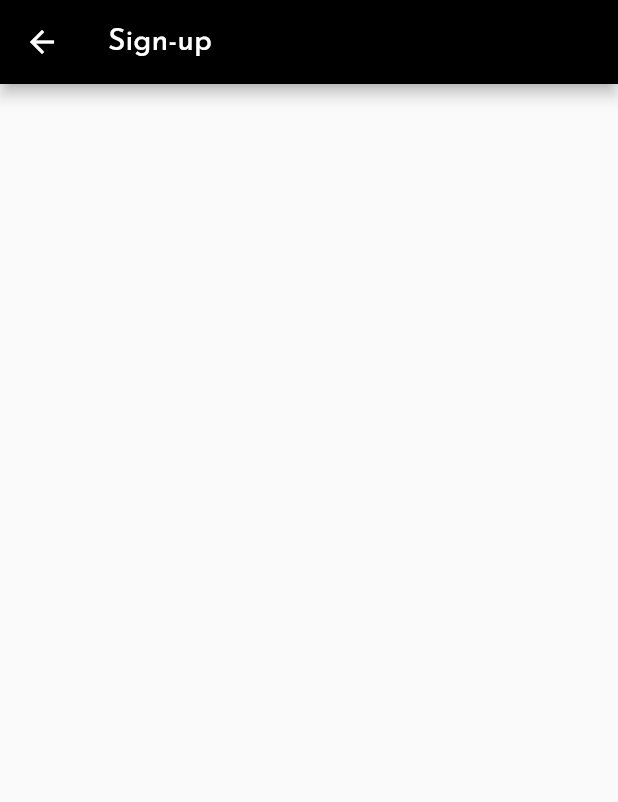
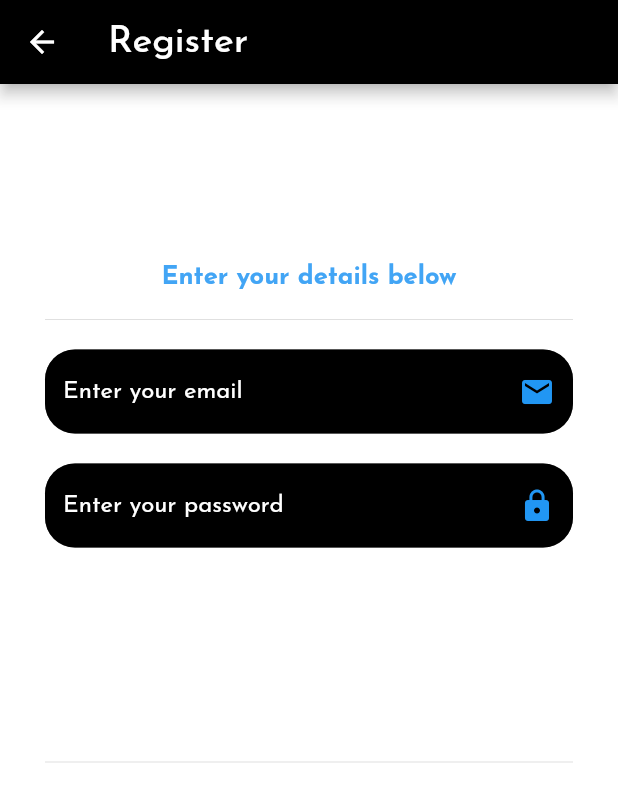
Before and after one commit to Tedis32/fyp-project, a Flutter app: the SignUpPage screen opened directly, on a phone screen of 412 x 824 dp. Shown: the top 802 px of the screen. Run offline on Flutter 3.47's test engine with Material 2 defaults, Android fonts, the phone set to English and light mode, and no system bars; our stand-ins replace bubble, firebase_auth, firebase_core, google_fonts; missing offline and left inert: flutter_dialogflow; accounts and stored records are empty; network calls fail.

Commit message:
Firebase Auth registered account added
Simple ToggleView added to the signin and signup pages, so as to not mess with the provider class.
Once user signs up, they are taken directly into the app without the need for logging in again.

```diff
--- a/lib/app.dart
+++ b/lib/app.dart
@@ -1,4 +1,4 @@
-import 'package:FYP_project/screens/signinpage.dart';
+import 'package:FYP_project/screens/authenticator.dart';
 import 'package:FYP_project/screens/tabs/home.dart';
 import 'package:FYP_project/services/authenticationservice.dart';
 import 'package:firebase_auth/firebase_auth.dart';
@@ -48,7 +48,7 @@ class AuthenticationWrapper extends StatelessWidget {
     if (firebaseUser != null) {
       return Home();
     } else {
-      return SignInPage();
+      return Authenticator();
     }
   }
 }
--- a/lib/screens/signuppage.dart
+++ b/lib/screens/signuppage.dart
@@ -1,10 +1,122 @@
+import 'package:FYP_project/services/authenticationservice.dart';
 import 'package:flutter/material.dart';
-class SignUpPage extends StatelessWidget {
+import 'package:provider/provider.dart';
+
+class SignUpPage extends StatefulWidget {
+  @override
+  _SignUpPageState createState() => _SignUpPageState();
+  final Function toggleView;
+  SignUpPage({this.toggleView});
+}
+
+class _SignUpPageState extends State<SignUpPage> {
+  final TextEditingController emailController = TextEditingController();
+  final TextEditingController passwordController = TextEditingController();
   @override
   Widget build(BuildContext context) {
+    final height = MediaQuery.of(context).size.height;
     return Scaffold(
+      backgroundColor: Colors.white12,
       appBar: AppBar(
-        title: Text("Sign-up"),
+        title: Text("Register", style: TextStyle(fontSize: 25)),
+      ),
+      body: SingleChildScrollView(
+        child: Padding(
+          padding: EdgeInsets.fromLTRB(30, 120, 30, 0),
+          child: Container(
+            height: height,
+            child: Column(
+              mainAxisAlignment: MainAxisAlignment.start,
+              children: [
+                Center(
+                  child: Text(
+                    "Enter your details below",
+                    style: TextStyle(
+                        color: Colors.blue[400],
+                        fontWeight: FontWeight.bold,
+                        fontSize: 17),
+                  ),
+                ),
+                Divider(
+                  height: 40,
+                ),
+                TextFormField(
+                  controller: emailController,
+                  style: TextStyle(color: Colors.white),
+                  decoration: InputDecoration(
+                    hintText: "Enter your email",
+                    hintStyle: TextStyle(color: Colors.white),
+                    errorBorder: OutlineInputBorder(
+                        borderSide: BorderSide(color: Colors.red)),
+                    border: new OutlineInputBorder(
+                      borderSide: const BorderSide(style: BorderStyle.none),
+                      borderRadius: const BorderRadius.all(
+                        const Radius.circular(20.0),
+                      ),
+                    ),
+                    suffixIcon: Icon(
+                      Icons.email,
+                      color: Colors.blue,
+                    ),
+                    fillColor: Colors.black,
+                    filled: true,
+                  ),
+                ),
+                SizedBox(
+                  height: 20,
+                ),
+                TextFormField(
+                  controller: passwordController,
+                  obscureText: true,
+                  style: TextStyle(color: Colors.white),
+                  decoration: InputDecoration(
+                    hintText: "Enter your password",
+                    hintStyle: TextStyle(color: Colors.white),
+                    errorBorder: OutlineInputBorder(
+                        borderSide: BorderSide(color: Colors.red)),
+                    border: new OutlineInputBorder(
+                      borderSide: const BorderSide(style: BorderStyle.none),
+                      borderRadius: const BorderRadius.all(
+                        const Radius.circular(20.0),
+                      ),
+                    ),
+                    suffixIcon: Icon(
+                      Icons.lock,
+                      color: Colors.blue,
+                    ),
+                    fillColor: Colors.black,
+                    filled: true,
+                  ),
+                ),
+                SizedBox(
+                  height: 20,
+                ),
+                FlatButton(
+                  child: Text("Register",
+                      style: TextStyle(fontSize: 25, color: Colors.white)),
+                  onPressed: () {
+                    context.read<AuthenticationService>().signUp(
+                        email: emailController.text.trim(),
+                        password: passwordController.text.trim());
+                  },
+                ),
+                Divider(
+                  height: 150,
+                ),
+                FlatButton(
+                  child: Text(
+                    "Already have an account? Login",
+                    style: TextStyle(
+                        color: Colors.white54, fontStyle: FontStyle.italic),
+                  ),
+                  onPressed: () {
+                    widget.toggleView();
+                  },
+                )
+              ],
+            ),
+          ),
+        ),
       ),
     );
   }
--- a/lib/screens/tabs/chat.dart
+++ b/lib/screens/tabs/chat.dart
@@ -45,7 +45,10 @@ class _ChatState extends State<Chat> {
               padding: EdgeInsets.only(top: 15, bottom: 10),
               child: Text(
                 "Today, ${DateFormat("Hm").format(DateTime.now())}",
-                style: TextStyle(fontSize: 20),
+                style: TextStyle(
+                    fontWeight: FontWeight.bold,
+                    fontSize: 20,
+                    fontStyle: FontStyle.italic),
               ),
             ),
             Flexible(
```
Also changed, not shown: lib/functions/remove_scroll_behaviour.dart (deleted, +0 -9 lines), lib/models/chatface.dart (+7 -5 lines), lib/models/page_wrapper.dart (deleted, +0 -115 lines), lib/screens/authenticator.dart (added, +28 -0 lines), lib/screens/signinpage.dart (+17 -7 lines), lib/screens/tabs/home.dart (+16 -3 lines).
